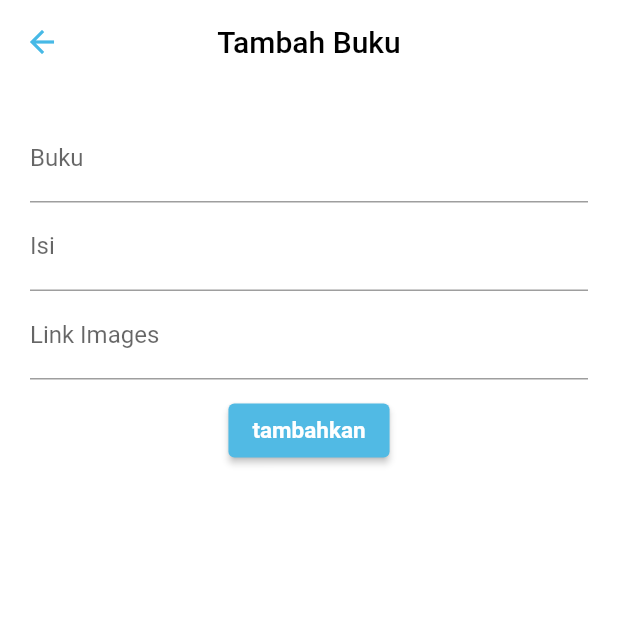
After one commit to Ilhamwildanpermana22/uts, a Flutter app: the BottomNavigationBarExample screen opened directly, item 2 of the bottom bar chosen, after a tap on the "add" icon, on a phone screen of 412 x 824 dp, the top half of it. The commit adds this screen. Run offline on Flutter 3.47's test engine with Material 2 defaults, Android fonts, the phone set to English and light mode, and no system bars; our stand-ins replace carousel_slider, dio, google_fonts; network calls fail.

Commit message:
first Commit

```diff
--- a/lib/main.dart
+++ b/lib/main.dart
@@ -53,7 +53,7 @@ class LoginPage extends StatelessWidget {
                 mainAxisAlignment: MainAxisAlignment.start,
                 children: [
                   Text(
-                    "E-mail",
+                    "NIM",
                     style:
                         textTextStyle.copyWith(fontSize: 20, fontWeight: bold),
                   ),
@@ -68,7 +68,7 @@ class LoginPage extends StatelessWidget {
                     child: const TextField(
                       decoration: InputDecoration(
                         border: InputBorder.none,
-                        hintText: "ilhamwildanpermana22@gmail.com",
+                        hintText: "**********",
                         contentPadding:
                             EdgeInsets.symmetric(horizontal: 16, vertical: 17),
                       ),
--- a/lib/navigationBar.dart
+++ b/lib/navigationBar.dart
@@ -1,5 +1,6 @@
 import 'package:flutter/material.dart';
 import 'package:flutter_uts/halamandua.dart';
+import 'package:carousel_slider/carousel_slider.dart';
 
 /// Flutter code sample for [BottomNavigationBar].
 
@@ -30,11 +31,40 @@ class _BottomNavigationBarExampleState
   int _selectedIndex = 0;
   static const TextStyle optionStyle =
       TextStyle(fontSize: 15, fontWeight: FontWeight.bold);
-  static const List<Widget> _widgetOptions = <Widget>[
-    Center(
-      child: Image(
-        image: AssetImage("assets/images/perpus.jpeg"),
+  static List<Widget> _widgetOptions = <Widget>[
+    CarouselSlider(
+      options: CarouselOptions(
+        height: 350.0,
+        initialPage: 0,
+        autoPlay: true,
+        enlargeCenterPage: true,
+        aspectRatio: 16 / 9,
+        autoPlayCurve: Curves.fastOutSlowIn,
+        enableInfiniteScroll: true,
+        autoPlayAnimationDuration: Duration(milliseconds: 800),
+        viewportFraction: 0.8,
       ),
+      items: [
+        AssetImage("assets/images/perpus.jpeg"),
+        AssetImage("assets/images/slider2.jpeg"),
+        AssetImage("assets/images/slider3.jpeg"),
+      ].map((image) {
+        return Builder(
+          builder: (BuildContext context) {
+            return Container(
+              width: MediaQuery.of(context).size.width,
+              margin: const EdgeInsets.symmetric(horizontal: 5.0),
+              decoration: const BoxDecoration(
+                color: Colors.amber,
+              ),
+              child: Image(
+                image: image,
+                fit: BoxFit.fill,
+              ),
+            );
+          },
+        );
+      }).toList(),
     ),
     MyUno(),
     Text(
@@ -67,11 +97,6 @@ class _BottomNavigationBarExampleState
             label: 'book',
             backgroundColor: Colors.green,
           ),
-          BottomNavigationBarItem(
-            icon: Icon(Icons.settings),
-            label: 'Settings',
-            backgroundColor: Colors.green,
-          ),
         ],
         currentIndex: _selectedIndex,
         selectedItemColor: Color.fromARGB(255, 160, 213, 235),
--- /dev/null
+++ b/lib/peminjaman.dart
@@ -0,0 +1,109 @@
+import 'package:flutter/material.dart';
+import 'package:flutter_uts/halamandua.dart';
+import 'dart:convert';
+import 'package:http/http.dart' as http;
+
+class PinjamanBuku extends StatefulWidget {
+  const PinjamanBuku({super.key});
+
+  @override
+  State<PinjamanBuku> createState() => _PinjamanBukuState();
+}
+
+class _PinjamanBukuState extends State<PinjamanBuku> {
+  final apiUrl = 'http://localhost:1337/api/beritas';
+
+  List<dynamic> data = [];
+  bool isLoading = true;
+
+  final bukuController = TextEditingController();
+  final isiController = TextEditingController();
+  final imagesController = TextEditingController();
+
+  Future<void> addData() async {
+    final response = await http.post(
+      Uri.parse(apiUrl),
+      headers: {'Content-Type': 'application/json'},
+      body: json.encode({
+        'buku': bukuController.text,
+        'isi': isiController.text,
+        'images': imagesController.text
+      }),
+    );
+
+    if (response.statusCode == 201) {
+      bukuController.clear();
+      imagesController.clear();
+      isiController.clear();
+    } else {
+      throw Exception('Failed to add data');
+    }
+  }
+
+  @override
+  Widget build(BuildContext context) {
+    return Scaffold(
+      resizeToAvoidBottomInset: false,
+      backgroundColor: Colors.white,
+      appBar: AppBar(
+        backgroundColor: Colors.white,
+        elevation: 0.0,
+        centerTitle: true,
+        leading: IconButton(
+          icon:
+              Icon(Icons.arrow_back, color: Color.fromARGB(255, 71, 185, 230)),
+          onPressed: () {
+            Navigator.pop(
+              context,
+              MaterialPageRoute(builder: (context) => MyUno()),
+            );
+          },
+        ),
+        title: Text(
+          "Tambah Buku",
+          style: TextStyle(fontSize: 20, color: Colors.black),
+        ),
+      ),
+      body: Container(
+        padding: EdgeInsets.all(20),
+        child: Column(children: [
+          TextField(
+            controller: bukuController,
+            decoration: InputDecoration(
+              labelText: 'Buku',
+            ),
+          ),
+          TextField(
+            controller: isiController,
+            decoration: InputDecoration(
+              labelText: 'Isi',
+            ),
+          ),
+          TextField(
+            controller: imagesController,
+            decoration: InputDecoration(
+              labelText: 'Link Images',
+            ),
+          ),
+          SizedBox(height: 10),
+          ElevatedButton(
+            onPressed: () {
+              addData();
+              Navigator.push(
+                context,
+                MaterialPageRoute(builder: (context) => const MyUno()),
+              );
+            },
+            child: Text(
+              'tambahkan',
+              style: TextStyle(fontWeight: FontWeight.bold, fontSize: 15),
+            ),
+            style: ElevatedButton.styleFrom(
+              backgroundColor: Color.fromARGB(255, 81, 186, 228),
+            ),
+          ),
+        ]),
+      ),
+    );
+  }
+}
--- a/lib/service/book_service.dart
+++ b/lib/service/book_service.dart
@@ -2,9 +2,9 @@ import 'package:dio/dio.dart';
 import 'package:flutter_uts/model/book_response.dart';
 
 class BookService {
-  Future<ListDataBookResponse> getBook() async {
+  Future<BookData> getBook() async {
     final response = await Dio().get("http://localhost:1337/api/beritas");
 
-    return ListDataBookResponse.fromJson(response.data);
+    return BookData.fromJson(response.data);
   }
 }
--- a/pubspec.yaml
+++ b/pubspec.yaml
@@ -36,6 +36,8 @@ dependencies:
   # Use with the CupertinoIcons class for iOS style icons.
   cupertino_icons: ^1.0.2
   google_fonts: ^2.3.1
+  http: ^0.13.4
+  carousel_slider: ^4.2.1
 
 dev_dependencies:
   flutter_test:
```
Also changed, not shown: lib/halamandua.dart (+97 -175 lines), lib/model/book_response.dart (+8 -11 lines), lib/pengunjung.dart (+37 -7 lines), assets/images/slider2.jpeg (added), assets/images/slider3.jpeg (added), pubspec.lock.
